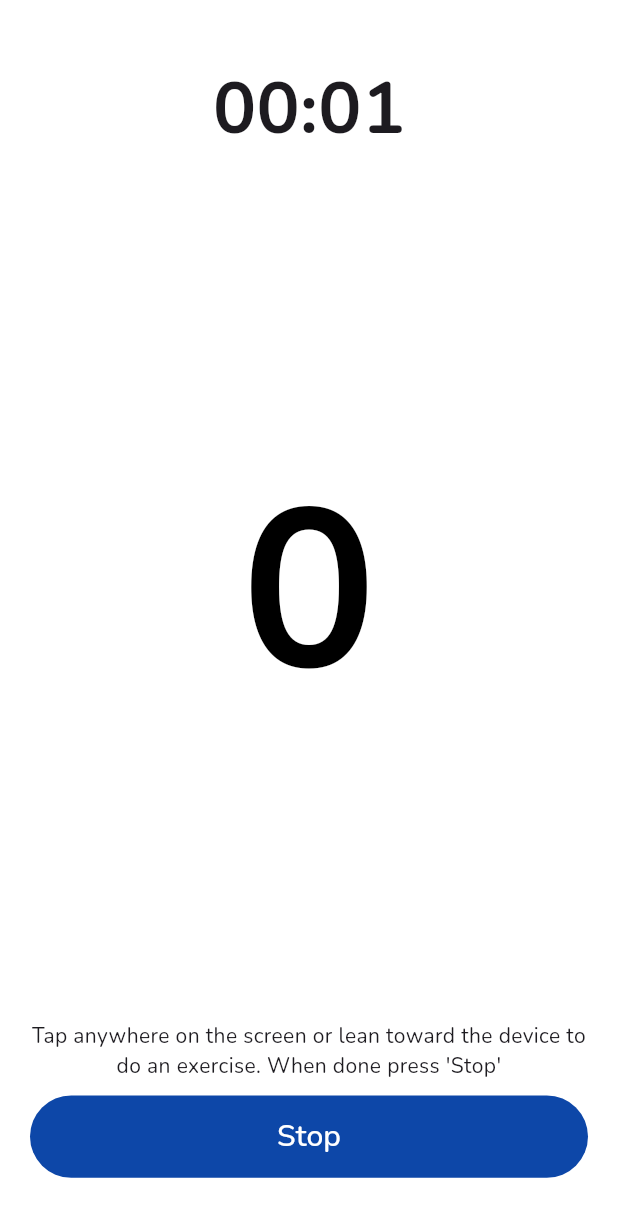
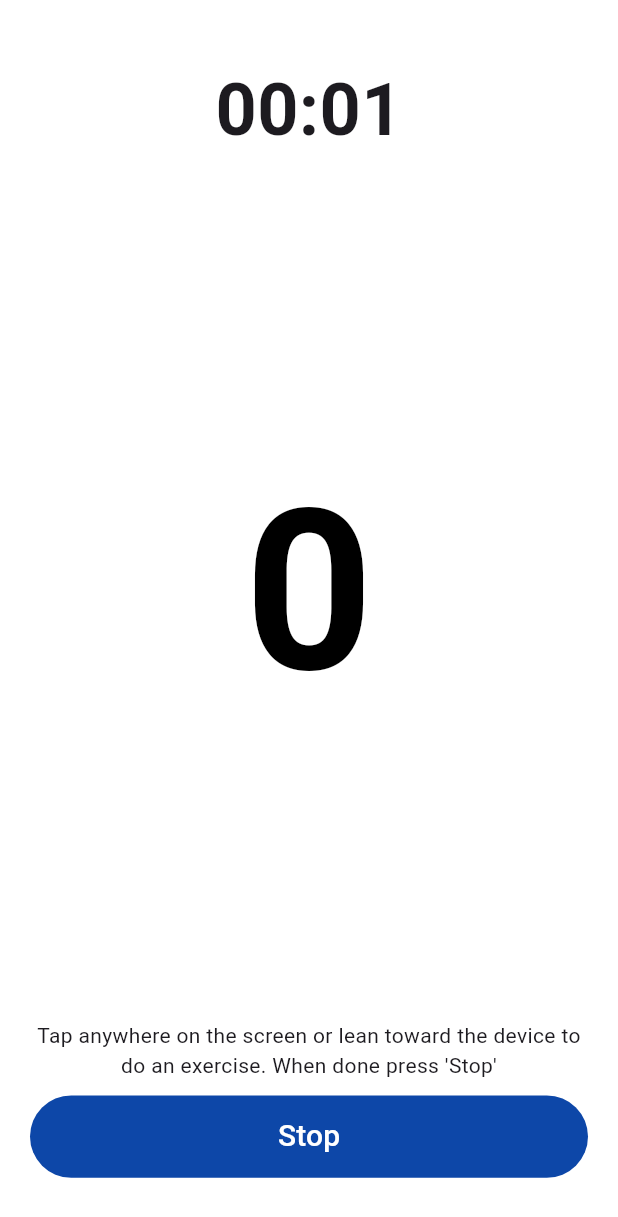
Before and after one commit to Toktarla/grind_counter, a Flutter app: the screen it shows after launch, after a tap on "Start", on a phone screen of 412 x 824 dp. Shown: the top 1217 px of the screen. Run offline on Flutter 3.47's test engine with Material 3 defaults, Android fonts, the phone set to English and light mode, and no system bars; our stand-ins replace audioplayers, drift, firebase_analytics, firebase_core, firebase_crashlytics, firebase_messaging and 7 more; accounts and stored records are empty; generated files the repository leaves out were written again.

```diff
--- a/lib/utils/data.dart
+++ b/lib/utils/data.dart
@@ -1,5 +1,5 @@
 const List<String> exercises = [
-  'Pull-ups', 'Push-ups', 'Plank', 'Abs', 'Walk/Run', 'Squats'
+  'Pull-ups', 'Push-ups', 'Abs', 'Squats'
 ];
 
 const String appLink = 'Check out this app called exercise $appUrl';
--- a/lib/viewmodels/theme_provider.dart
+++ b/lib/viewmodels/theme_provider.dart
@@ -1,5 +1,4 @@
 import 'package:flutter/material.dart';
-import 'package:google_fonts/google_fonts.dart';
 import 'package:shared_preferences/shared_preferences.dart';
 import '../../../config/app_colors.dart';
 import '../../../utils/animations/fade_in_transition.dart';
@@ -49,7 +48,11 @@ class ThemeProvider with ChangeNotifier {
     iconTheme: const IconThemeData(
       color: Colors.grey,
     ),
-    textTheme: GoogleFonts.nunitoTextTheme(),
+    textTheme: const TextTheme(
+      titleLarge: TextStyle(fontSize: 18, color: Colors.black, fontFamily: 'Nunito'),
+      titleMedium: TextStyle(fontSize: 14, color: Colors.black, fontFamily: 'Nunito'),
+      displayLarge: TextStyle(fontSize: 24, color: Colors.black, fontFamily: 'Nunito', fontWeight: FontWeight.bold),
+    ),
     appBarTheme: const AppBarTheme(
       color: AppColors.cyanColor,
       elevation: 5,
@@ -57,7 +60,16 @@ class ThemeProvider with ChangeNotifier {
     primaryIconTheme: const IconThemeData(
       color: AppColors.blueAccentColor,
     ),
+    cardColor: AppColors.whiteColor,
     scaffoldBackgroundColor: Colors.white,
+    dialogTheme: DialogTheme(
+      backgroundColor: Colors.white,
+      contentTextStyle: const TextStyle(color: Colors.grey),
+      shape: RoundedRectangleBorder(
+        borderRadius: BorderRadius.circular(16),
+      )
+
+    ),
   );
 
   static final ThemeData _darkTheme = ThemeData(
@@ -67,7 +79,11 @@ class ThemeProvider with ChangeNotifier {
         TargetPlatform.iOS: FadePageTransitionsBuilder(),
       },
     ),
-    textTheme: GoogleFonts.nunitoTextTheme(),
+    textTheme: const TextTheme(
+      titleLarge: TextStyle(fontSize: 18, color: Colors.white, fontFamily: 'Nunito'),
+      titleMedium: TextStyle(fontSize: 14, color: Colors.white, fontFamily: 'Nunito'),
+      displayLarge: TextStyle(fontSize: 24, color: Colors.white, fontFamily: 'Nunito', fontWeight: FontWeight.bold),
+    ),
     brightness: Brightness.dark,
     primaryColor: AppColors.blueColor,
     drawerTheme: const DrawerThemeData(
@@ -100,6 +116,8 @@ class ThemeProvider with ChangeNotifier {
       shape: RoundedRectangleBorder(
         borderRadius: BorderRadius.circular(16),
       ),
+      titleTextStyle: const TextStyle(color: Colors.white, ),
+      elevation: 0,
     ),
   );
 
```
Also changed, not shown: lib/components/drawer.dart (+2 -5 lines), lib/config/variables.dart (+42 -0 lines), lib/utils/helpers/date_helper.dart (+17 -4 lines).
